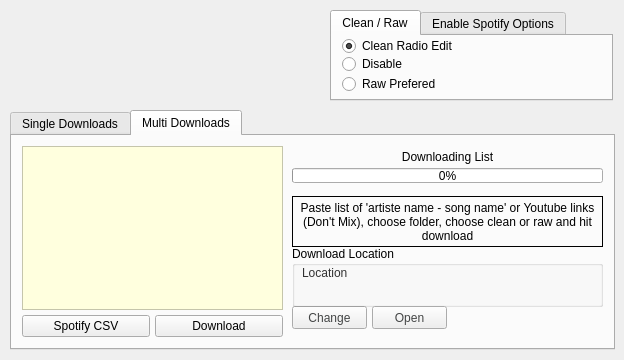
Qt form MainUiWindow.ui (ktappdev/YTDownloader_PYQT5) before a commit.
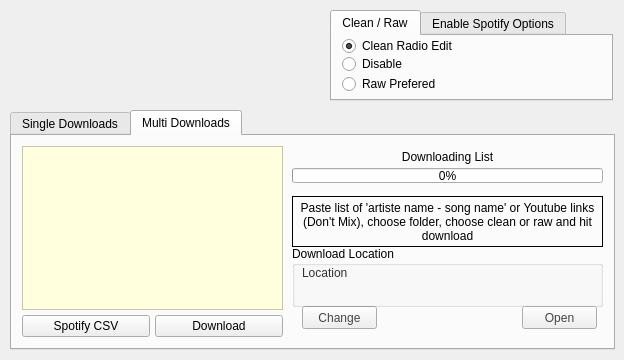
The same form after that commit. The open tabs and pages were chosen to show the change. Icons and pictures are not drawn.

Commit message: So i made a third worker and it seems stable on mac

The edit to the form file:
```diff
--- a/MainUiWindow.ui
+++ b/MainUiWindow.ui
@@ -641,7 +641,7 @@
      <widget class="QPushButton" name="change_location_button_multi">
       <property name="geometry">
        <rect>
-        <x>280</x>
+        <x>290</x>
         <y>170</y>
         <width>75</width>
         <height>23</height>
@@ -723,7 +723,7 @@
      <widget class="QPushButton" name="open_folder_multi">
       <property name="geometry">
        <rect>
-        <x>360</x>
+        <x>510</x>
         <y>170</y>
         <width>75</width>
         <height>23</height>
```
The commit also changes 1 other file.
